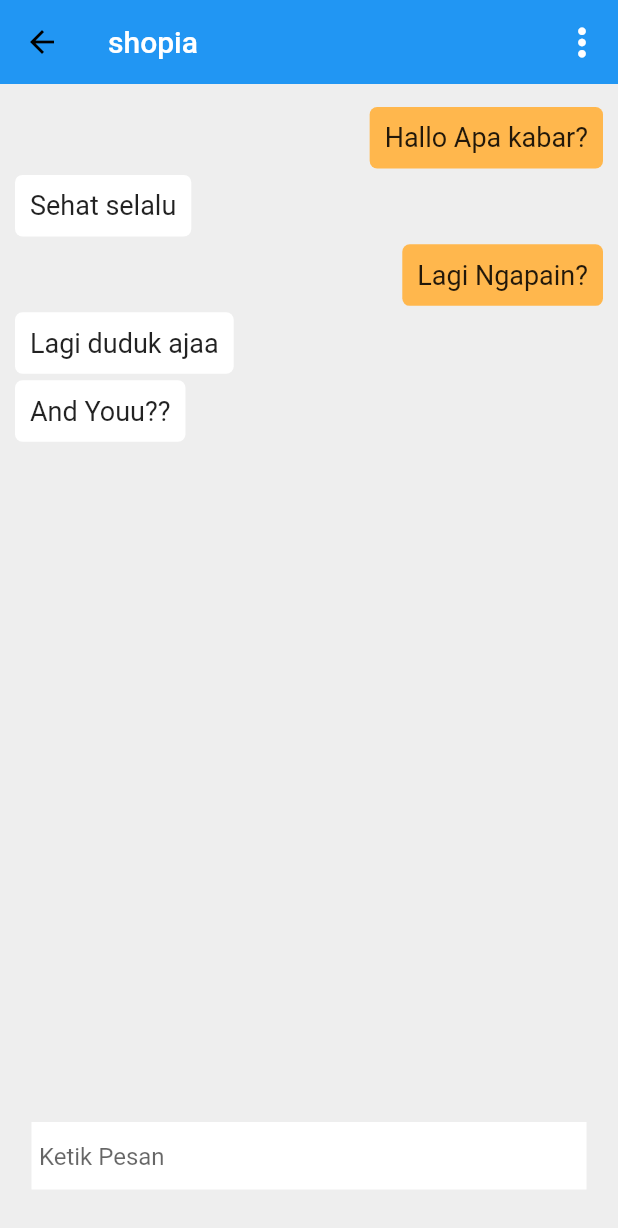
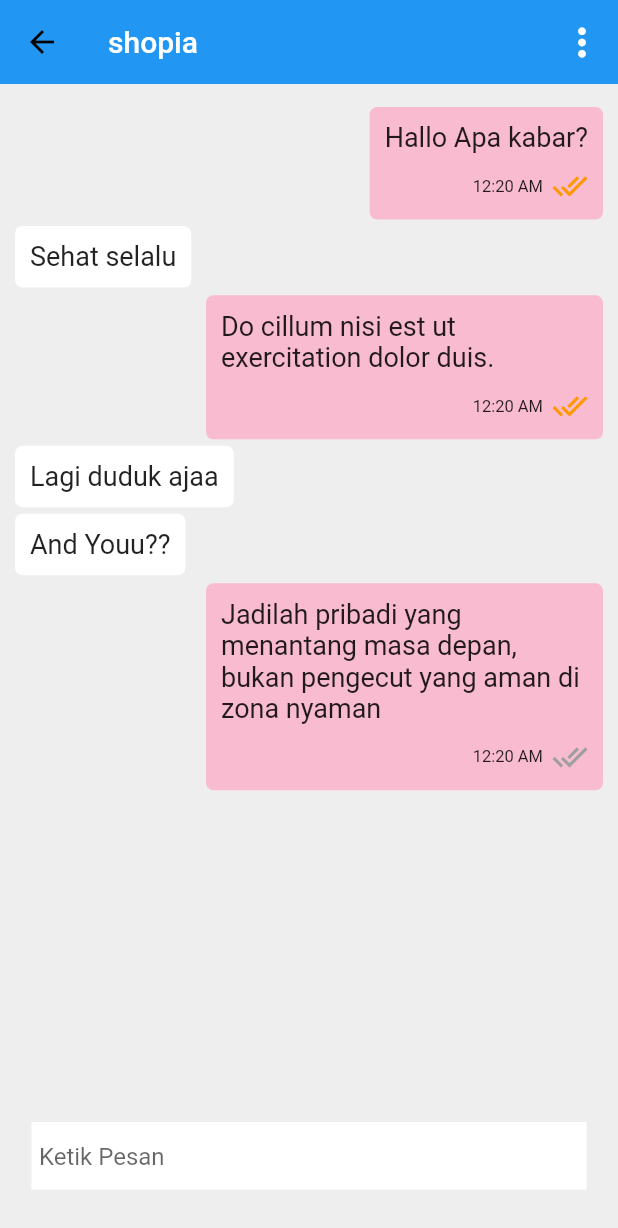
Before and after one commit to zynmarr/mobile, a Flutter app: the MessagePage screen opened directly, after a tap on "shopia", on a phone screen of 412 x 824 dp. Shown: the top 1228 px of the screen. Run offline on Flutter 3.47's test engine with Material 2 defaults, Android fonts, the phone set to English and light mode, and no system bars; our stand-ins replace carousel_slider, curved_navigation_bar, flutter_swiper, font_awesome_flutter, getflutter, shared_preferences; missing offline and left inert: dart_random_choice; accounts and stored records are empty.

Commit message:
again again

```diff
--- a/lib/models/message_model.dart
+++ b/lib/models/message_model.dart
@@ -19,44 +19,72 @@ class Message {
 final User currentUser = User(
   id: 0,
   name: 'Current User',
+  gender: 'Laki-Laki',
   old: 20,
+  jobs: 'App Design',
   imageUrl: 'assets/img/users/user1.jpg',
   online: true,
+  verified: true,
+  location: 'Indonesia, Aceh, Aceh Besar',
 );
 final User james = User(
   id: 1,
   name: 'james',
+  gender: 'Laki-Laki',
   old: 18,
+  about: "Jadilah pribadi yang menantang masa depan, bukan pengecut yang aman di zona nyaman",
+  jobs: 'Web Developer',
   imageUrl: 'assets/img/users/user2.jpg',
   online: false,
+  verified: true,
+  location: 'Indonesa, Medan',
 );
 final User steven = User(
   id: 2,
   name: 'steven',
+  gender: 'Laki-Laki',
   old: 22,
+  jobs: 'Universitas Abulyatama',
   imageUrl: 'assets/img/users/user3.jpg',
   online: true,
+  verified: true,
+  location: 'Indonesia, Jawa barat',
 );
 final User william = User(
   id: 3,
   name: 'william',
+  gender: 'Laki-Laki',
+  about: "Bila gagal, ya coba lagi! Sampai kapan? Sampai sukses!",
   old: 19,
+  jobs: 'Digital Marketing',
   imageUrl: 'assets/img/users/user4.jpg',
   online: true,
+  verified: false,
+  location: 'Indonesia, Jakarta, Jakarta Pusat'
 );
 final User yunul = User(
   id: 4,
   name: 'yunul',
+  gender: 'Laki-Laki',
   old: 21,
+  about: "Jadilah pribadi yang menantang masa depan, bukan pengecut yang aman di zona nyaman",
+  jobs: 'App Developer',
   imageUrl: 'assets/img/users/user5.jpg',
   online: false,
+  verified: false,
+  location: 'Malaysia, pinang',
 );
 final User shopia = User(
   id: 5,
   name: 'shopia',
+  gender: 'Perempuan',
   old: 18,
+  about: "Kegagalan adalah sebuah proses menuju kesuksesan",
+  jobs: 'Universitas UIN Raniry',
   imageUrl: 'assets/img/users/user6.jpg',
   online: true,
+  verified: true,
+  location: 'Amerika Serikat, San Diego'
 );
 
 List<User> users = [james,william,shopia,yunul,steven];
@@ -108,7 +136,7 @@ List<Message> messages = [
   Message(
     sender: currentUser,
     time: '04.10 PM',
-    text: 'Lagi Ngapain?',
+    text: 'Do cillum nisi est ut exercitation dolor duis.',
     unread: true,
     relation: 'shopia',
   ),
@@ -126,4 +154,11 @@ List<Message> messages = [
     unread: true,
     relation: 'Current User'
   ),
+  Message(
+    sender: currentUser,
+    time: '04.10 PM',
+    text: 'Jadilah pribadi yang menantang masa depan, bukan pengecut yang aman di zona nyaman',
+    unread: false,
+    relation: 'shopia',
+  ),
 ];
--- a/lib/models/user_model.dart
+++ b/lib/models/user_model.dart
@@ -1,15 +1,25 @@
 class User {
   final int id;
   final String name;
+  final String gender;
   final int old;
+  final String jobs;
+  final String about;
   final String imageUrl;
   final bool online;
+  final bool verified;
+  final String location;
 
   User({
     this.id,
     this.name,
+    this.gender,
     this.old,
+    this.jobs,
+    this.about,
     this.imageUrl,
     this.online,
+    this.verified,
+    this.location,
   });
 }
--- a/lib/views/chatPage.dart
+++ b/lib/views/chatPage.dart
@@ -49,22 +49,51 @@ class _SendMsgState extends State<SendMsg> {
     );
   }
 
-  Widget sendMsg(send) {
+  Widget sendMsg(send, bool read) {
     return Container(
       margin: EdgeInsets.only(top: 30, right: 10),
+      padding: EdgeInsets.only(left: MediaQuery.of(context).size.width / 3),
       alignment: Alignment.centerRight,
       child: Baseline(
         baseline: 2,
         baselineType: TextBaseline.alphabetic,
         child: Container(
+          // width: MediaQuery.of(context).size.width / 2,
           padding: EdgeInsets.all(10),
           decoration: BoxDecoration(
             borderRadius: BorderRadius.circular(5),
-            color: Colors.orange[300],
+            color: Colors.pink[100],
           ),
-          child: Text(
-            send,
-            style: TextStyle(fontSize: 18),
+          child: Column(
+            crossAxisAlignment: CrossAxisAlignment.end,
+            children: <Widget>[
+              Text(
+                send,
+                style: TextStyle(fontSize: 18),
+              ),
+              Container(
+                // alignment: Alignment.bottomRight,
+                width: 100,
+                margin: EdgeInsets.only(top: 10),
+                child: Row(
+                  crossAxisAlignment: CrossAxisAlignment.center,
+                  mainAxisAlignment: MainAxisAlignment.end,
+                  children: <Widget>[
+                    Text(
+                      "12:20 AM",
+                      style: TextStyle(
+                        fontSize: 11,
+                      ),
+                    ),
+                    Padding(padding: EdgeInsets.all(3),),
+                    Icon(
+                      Icons.done_all,
+                      color: read == false ? Colors.grey : Colors.orange,
+                    ),
+                  ],
+                ),
+              ),
+            ],
           ),
         ),
       ),
@@ -111,7 +140,9 @@ class _SendMsgState extends State<SendMsg> {
                   final bool isMe = message.sender.id == currentUser.id;
                   final bool notMe = message.sender.id == widget.user.id;
                   final bool relasi = message.relation == widget.user.name;
-                  return isMe ? relasi ? sendMsg(message.text) : SizedBox() : notMe ? getMsg(message.text) : SizedBox();
+                  return isMe
+                      ? relasi ? sendMsg(message.text, message.unread) : SizedBox()
+                      : notMe ? getMsg(message.text) : SizedBox();
                 },
               ),
             ),
```
Also changed, not shown: lib/views/account.dart (+24 -18 lines), lib/views/home.dart (+47 -20 lines), lib/views/userProfile.dart (added, +207 -0 lines).
